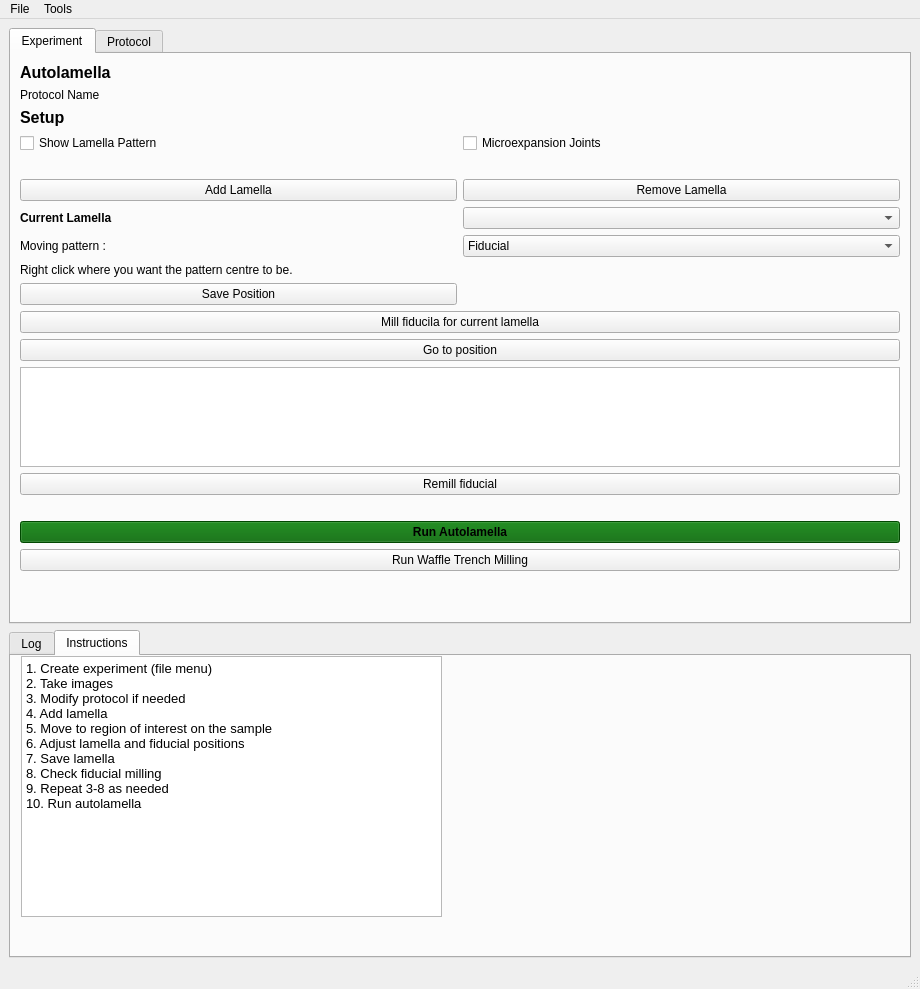
First picture: the form in autolamella/ui/UI.ui, repository DeMarcoLab/autolamella, before the edit.
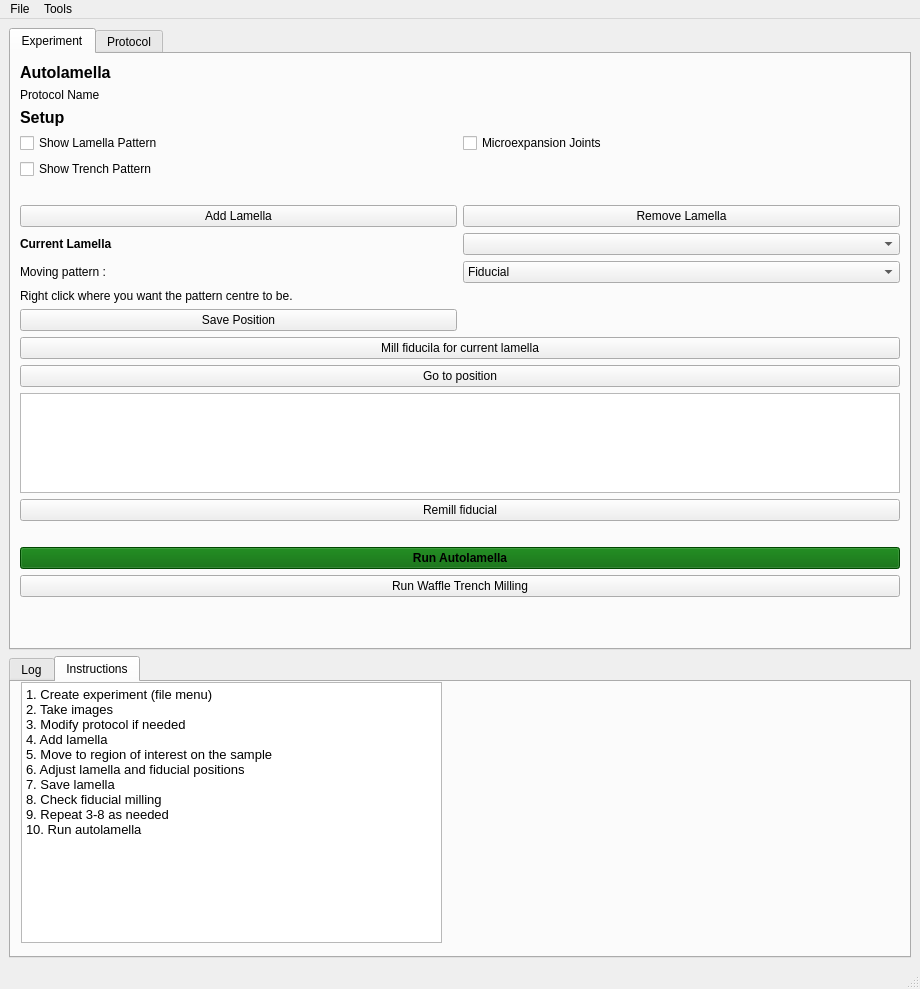
Second picture: the form after the edit.

Commit message: trench display working

Patch:
```diff
--- a/autolamella/ui/UI.ui
+++ b/autolamella/ui/UI.ui
@@ -126,7 +126,7 @@
         <string>Experiment</string>
        </attribute>
        <layout class="QGridLayout" name="gridLayout_3">
-        <item row="14" column="0" colspan="2">
+        <item row="15" column="0" colspan="2">
          <widget class="QPushButton" name="remill_fiducial">
           <property name="text">
            <string>Remill fiducial</string>
@@ -140,7 +140,7 @@
           </property>
          </widget>
         </item>
-        <item row="5" column="1">
+        <item row="6" column="1">
          <widget class="QPushButton" name="remove_button">
           <property name="styleSheet">
            <string notr="true"/>
@@ -150,7 +150,7 @@
           </property>
          </widget>
         </item>
-        <item row="16" column="0" colspan="2">
+        <item row="17" column="0" colspan="2">
          <widget class="QPushButton" name="run_button">
           <property name="font">
            <font>
@@ -166,7 +166,7 @@
           </property>
          </widget>
         </item>
-        <item row="18" column="0" colspan="2">
+        <item row="19" column="0" colspan="2">
          <spacer name="verticalSpacer">
           <property name="orientation">
            <enum>Qt::Vertical</enum>
@@ -179,14 +179,14 @@
           </property>
          </spacer>
         </item>
-        <item row="11" column="0" colspan="2">
+        <item row="12" column="0" colspan="2">
          <widget class="QPushButton" name="save_button">
           <property name="text">
            <string>Mill fiducila for current lamella</string>
           </property>
          </widget>
         </item>
-        <item row="5" column="0">
+        <item row="6" column="0">
          <widget class="QPushButton" name="add_button">
           <property name="text">
            <string>Add Lamella</string>
@@ -200,7 +200,7 @@
           </property>
          </widget>
         </item>
-        <item row="6" column="0">
+        <item row="7" column="0">
          <widget class="QLabel" name="label_current_lamella_header">
           <property name="font">
            <font>
@@ -213,7 +213,7 @@
           </property>
          </widget>
         </item>
-        <item row="8" column="0">
+        <item row="9" column="0">
          <widget class="QLabel" name="label_movement_instructions2">
           <property name="text">
            <string>Moving pattern :</string>
@@ -250,21 +250,21 @@
           </property>
          </widget>
         </item>
-        <item row="17" column="0" colspan="2">
+        <item row="18" column="0" colspan="2">
          <widget class="QPushButton" name="pushButton_run_waffle_trench">
           <property name="text">
            <string>Run Waffle Trench Milling</string>
           </property>
          </widget>
         </item>
-        <item row="9" column="0" colspan="2">
+        <item row="10" column="0" colspan="2">
          <widget class="QLabel" name="label_movement_instructions">
           <property name="text">
            <string>Right click where you want the pattern centre to be.</string>
           </property>
          </widget>
         </item>
-        <item row="15" column="0" colspan="2">
+        <item row="16" column="0" colspan="2">
          <spacer name="horizontalSpacer">
           <property name="orientation">
            <enum>Qt::Horizontal</enum>
@@ -277,7 +277,7 @@
           </property>
          </spacer>
         </item>
-        <item row="8" column="1">
+        <item row="9" column="1">
          <widget class="QComboBox" name="comboBox_moving_pattern">
           <item>
            <property name="text">
@@ -291,7 +291,7 @@
           </item>
          </widget>
         </item>
-        <item row="4" column="0" colspan="2">
+        <item row="5" column="0" colspan="2">
          <spacer name="horizontalSpacer_2">
           <property name="orientation">
            <enum>Qt::Horizontal</enum>
@@ -311,7 +311,14 @@
           </property>
          </widget>
         </item>
-        <item row="13" column="0" colspan="2">
+        <item row="11" column="0">
+         <widget class="QPushButton" name="pushButton_save_position">
+          <property name="text">
+           <string>Save Position</string>
+          </property>
+         </widget>
+        </item>
+        <item row="14" column="0" colspan="2">
          <widget class="QPlainTextEdit" name="lamella_count_txt">
           <property name="sizePolicy">
            <sizepolicy hsizetype="Expanding" vsizetype="MinimumExpanding">
@@ -342,7 +349,7 @@
           </property>
          </widget>
         </item>
-        <item row="12" column="0" colspan="2">
+        <item row="13" column="0" colspan="2">
          <widget class="QPushButton" name="go_to_lamella">
           <property name="text">
            <string>Go to position</string>
@@ -363,13 +370,13 @@
           </property>
          </widget>
         </item>
-        <item row="6" column="1">
+        <item row="7" column="1">
          <widget class="QComboBox" name="lamella_index"/>
         </item>
-        <item row="10" column="0">
-         <widget class="QPushButton" name="pushButton_save_position">
+        <item row="4" column="0">
+         <widget class="QCheckBox" name="checkBox_show_trench">
           <property name="text">
-           <string>Save Position</string>
+           <string>Show Trench Pattern</string>
           </property>
          </widget>
         </item>
```
The commit also changes 2 other files.
